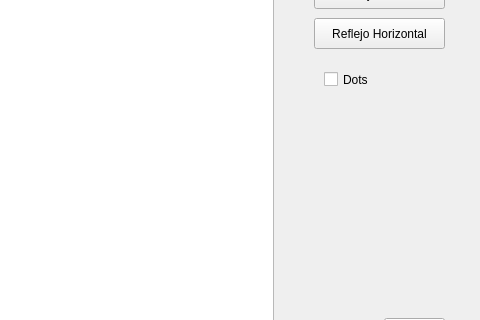
Before: the Qt Designer form PaintPlus/whiteboard.ui in KendallMM/CPainterPlus, drawn with Qt 5; both pictures show x 236 to 716 and y 182 to 502 of the 716 by 590 pixel window.
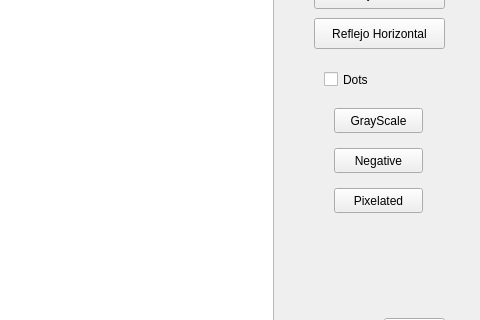
After: the same form once the commit is applied.

The edit to the form file:
```diff
--- a/PaintPlus/whiteboard.ui
+++ b/PaintPlus/whiteboard.ui
@@ -1143,6 +1143,45 @@
        <string>Dots</string>
       </property>
      </widget>
+     <widget class="QPushButton" name="pushButton">
+      <property name="geometry">
+       <rect>
+        <x>570</x>
+        <y>290</y>
+        <width>89</width>
+        <height>25</height>
+       </rect>
+      </property>
+      <property name="text">
+       <string>GrayScale</string>
+      </property>
+     </widget>
+     <widget class="QPushButton" name="pushButton_2">
+      <property name="geometry">
+       <rect>
+        <x>570</x>
+        <y>330</y>
+        <width>89</width>
+        <height>25</height>
+       </rect>
+      </property>
+      <property name="text">
+       <string>Negative</string>
+      </property>
+     </widget>
+     <widget class="QPushButton" name="pushButton_3">
+      <property name="geometry">
+       <rect>
+        <x>570</x>
+        <y>370</y>
+        <width>89</width>
+        <height>25</height>
+       </rect>
+      </property>
+      <property name="text">
+       <string>Pixelated</string>
+      </property>
+     </widget>
     </widget>
    </item>
   </layout>
```
Left out of the diff: 2 changed lines with no effect on the pictures.
